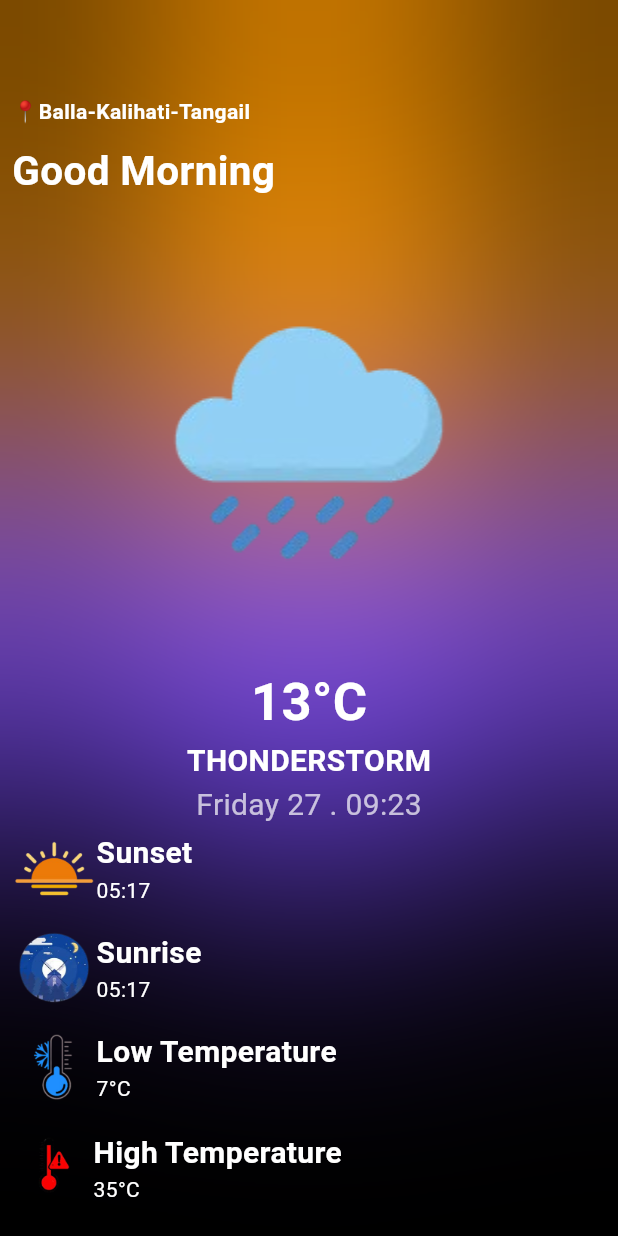
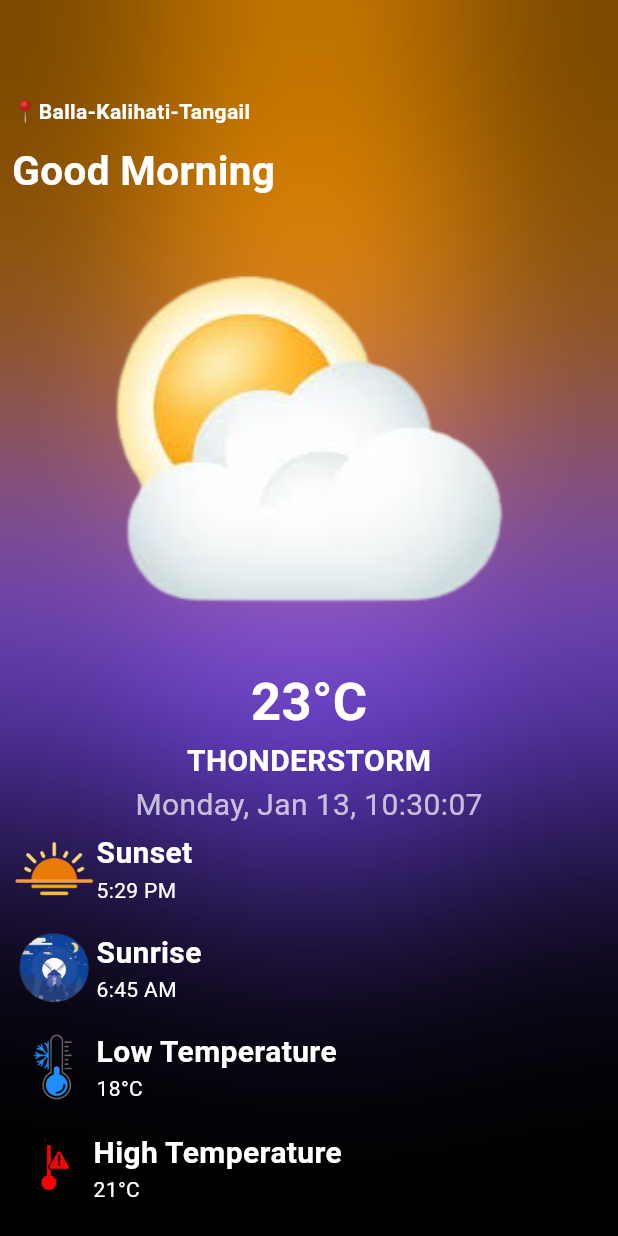
Before and after one commit to sajimhasan/FlutterWeatherPro, a Flutter app: the screen it shows after launch, on a phone screen of 412 x 824 dp. Run offline on Flutter 3.47's test engine with Material 3 defaults, Android fonts, the phone set to English and light mode, and no system bars.

Commit message:
Real time added

```diff
--- a/lib/weather.dart
+++ b/lib/weather.dart
@@ -2,6 +2,7 @@ import 'dart:ui';
 
 import 'package:flutter/material.dart';
 import 'package:flutter/services.dart';
+import 'package:flutter_app_01/weatherstate/weatherstate.dart';
 
 class Weather extends StatefulWidget {
   const Weather({super.key});
@@ -103,7 +104,7 @@ class _WeatherState extends State<Weather> {
 
                           child: ClipRRect(
                             borderRadius: BorderRadius.circular(10),
-                            child: Image.asset("images/7.png",
+                            child: Image.asset("images/8.png",
 
                             fit: BoxFit.cover,
 
@@ -116,7 +117,7 @@ class _WeatherState extends State<Weather> {
 
                    ),
 
-                   Center(child: Text('13°C',
+                   Center(child: Text('23°C',
                    style: TextStyle(
                     fontSize: 35,
                     fontWeight: FontWeight.bold,
@@ -132,7 +133,7 @@ class _WeatherState extends State<Weather> {
                     ),
                     )
                     ),
-                    Center(child: Text('Friday 27 . 09:23',style: TextStyle(
+                    Center(child: RealTimeClock(textStyle:  TextStyle(
                       fontSize: 20,
                       color: Colors.white70
                     ),)
@@ -151,7 +152,7 @@ class _WeatherState extends State<Weather> {
                               fontWeight: FontWeight.bold,
                               color: Colors.white
                             ),),
-                            Text('05:17',style: TextStyle(
+                            Text('5:29 PM',style: TextStyle(
                               color: Colors.white
                             ),)
                           ],
@@ -173,7 +174,7 @@ class _WeatherState extends State<Weather> {
                               fontWeight: FontWeight.bold,
                               color: Colors.white
                             ),),
-                            Text('05:17',style: TextStyle(
+                            Text('6:45 AM',style: TextStyle(
                               color: Colors.white
                             ),)
                           ],
@@ -194,7 +195,7 @@ class _WeatherState extends State<Weather> {
                               fontWeight: FontWeight.bold,
                               color: Colors.white
                             ),),
-                            Text('7°C',style: TextStyle(
+                            Text('18°C',style: TextStyle(
                               color: Colors.white
                             ),)
                           ],
@@ -215,7 +216,7 @@ class _WeatherState extends State<Weather> {
                               fontWeight: FontWeight.bold,
                               color: Colors.white
                             ),),
-                            Text('35°C',style: TextStyle(
+                            Text('21°C',style: TextStyle(
                               color: Colors.white
                             ),)
                           ],
--- /dev/null
+++ b/lib/weatherstate/weatherstate.dart
@@ -0,0 +1,47 @@
+import 'package:flutter/material.dart';
+import 'package:intl/intl.dart';
+import 'dart:async';
+
+class RealTimeClock extends StatefulWidget {
+  final TextStyle? textStyle; // Optional style for customization
+
+  const RealTimeClock({Key? key, this.textStyle}) : super(key: key);
+
+  @override
+  _RealTimeClockState createState() => _RealTimeClockState();
+}
+
+class _RealTimeClockState extends State<RealTimeClock> {
+  late Timer _timer;
+  String _formattedTime = '';
+
+  @override
+  void initState() {
+    super.initState();
+    _updateTime(); // Initial time update
+    _timer = Timer.periodic(Duration(seconds: 1), (Timer t) {
+      _updateTime();
+    });
+  }
+
+  void _updateTime() {
+    setState(() {
+      _formattedTime = DateFormat('EEEE, MMM d, HH:mm:ss').format(DateTime.now());
+    });
+  }
+
+  @override
+  void dispose() {
+    _timer.cancel();
+    super.dispose();
+  }
+
+  @override
+  Widget build(BuildContext context) {
+    return Text(
+      _formattedTime,
+      style: widget.textStyle ??
+        TextStyle(fontSize: 24, color: Colors.white, fontWeight: FontWeight.bold),
+    );
+  }
+}
--- a/pubspec.yaml
+++ b/pubspec.yaml
@@ -72,6 +72,7 @@ flutter:
      - images/5.png
      - images/6.png
      - images/7.png
+     - images/8.png
   #   - images/a_dot_ham.jpeg
 
   # An image asset can refer to one or more resolution-specific "variants", see
```
Also changed, not shown: images/8.png (added).
